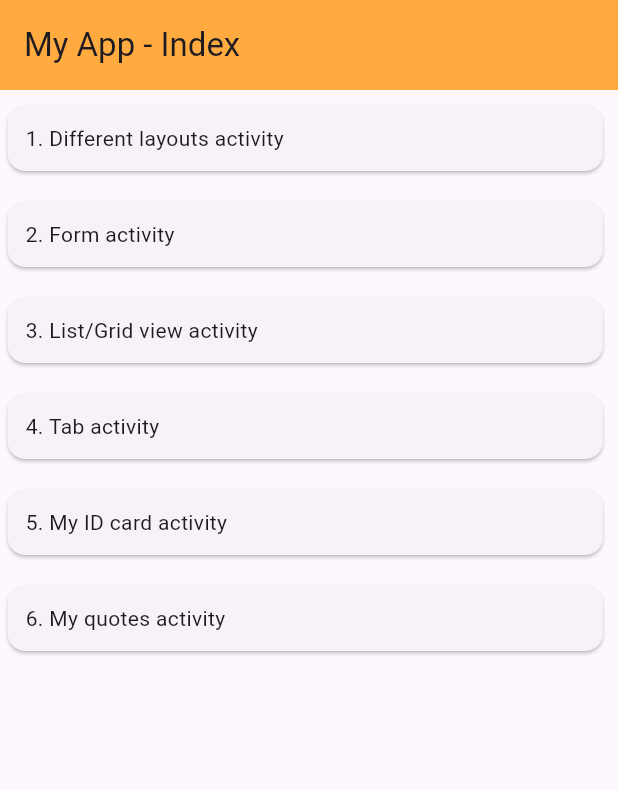
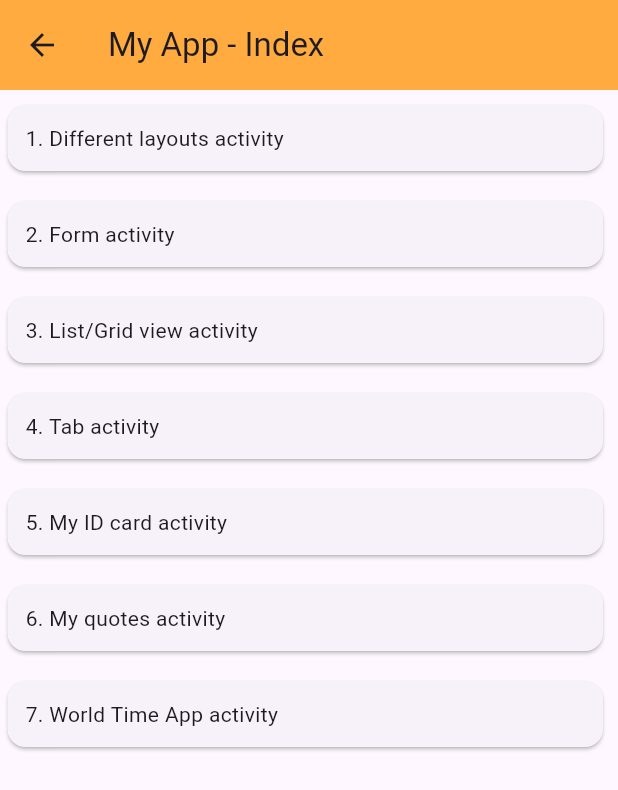
Before and after one commit to Mueem-Nahid/flutter-app-101, a Flutter app: the IndexActivity screen opened directly, on a phone screen of 412 x 824 dp. Shown: the top 790 px of the screen. Run offline on Flutter 3.47's test engine with Material 3 defaults, Android fonts, the phone set to English and light mode, and no system bars.

Commit message:
# Feature - add routing - add world time app activity

```diff
--- a/lib/screens/index.dart
+++ b/lib/screens/index.dart
@@ -1,5 +1,6 @@
 import 'package:flutter/material.dart';
 import 'package:test_app/screens/quotes_activity.dart';
+import 'package:test_app/screens/world_time_app/home.dart';
 
 import 'different_layout_activity.dart';
 import 'form_activity.dart';
@@ -17,6 +18,7 @@ class IndexActivity extends StatelessWidget {
     {'title': 'Tab activity', 'activity': MyTabBarActivity()},
     {'title': 'My ID card activity', 'activity': MyId()},
     {'title': 'My quotes activity', 'activity': QuoteList()},
+    {'title': 'World Time App activity', 'activity': Home()},
   ];
 
   @override
```
Also changed, not shown: lib/main.dart (+16 -6 lines).
